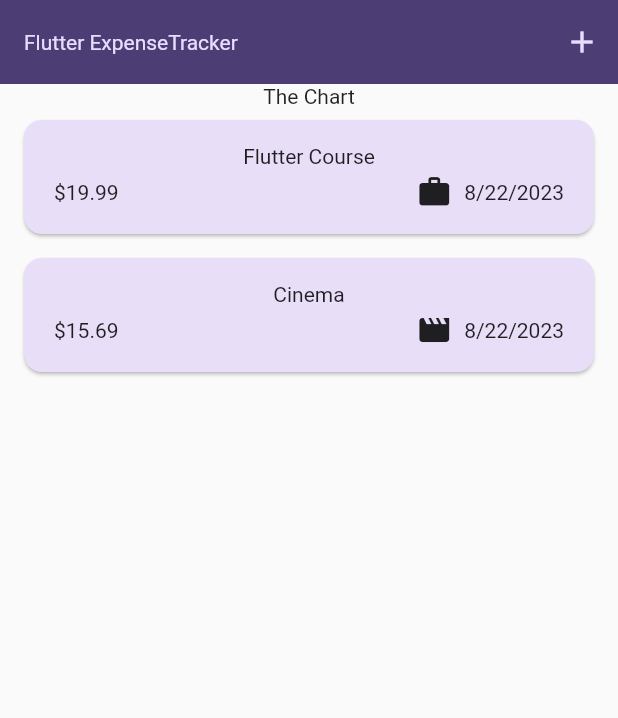
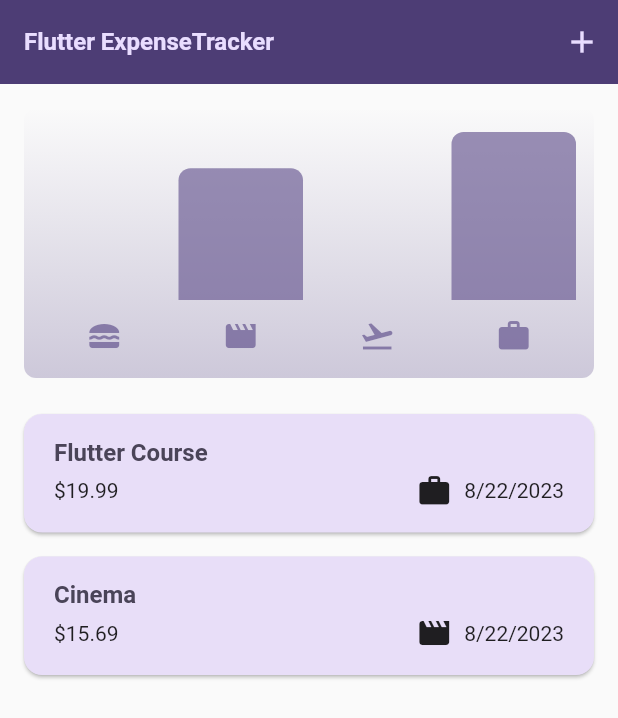
Before and after one commit to kedarsubedi/expense_tracker_flutter, a Flutter app: the screen it shows after launch, on a phone screen of 412 x 824 dp. Shown: the top 718 px of the screen. Run offline on Flutter 3.47's test engine with Material 2 defaults, Android fonts, the phone set to English and light mode, and no system bars.

Commit message:
Enhancement: dark mode and chart added

```diff
--- a/lib/main.dart
+++ b/lib/main.dart
@@ -5,10 +5,32 @@ var kColorScheme = ColorScheme.fromSeed(
   seedColor: const Color.fromARGB(255, 96, 59, 181),
 );
 
+var kDarkColorScheme = ColorScheme.fromSeed(
+  brightness: Brightness.dark,
+  seedColor: const Color.fromARGB(255, 5, 99, 125),
+);
+
 void main() {
   runApp(
     MaterialApp(
       debugShowCheckedModeBanner: false,
+      darkTheme: ThemeData.dark().copyWith(
+        useMaterial3: true,
+        colorScheme: kDarkColorScheme,
+        cardTheme: const CardTheme().copyWith(
+          color: kDarkColorScheme.secondaryContainer,
+          margin: const EdgeInsets.symmetric(
+            horizontal: 16,
+            vertical: 8,
+          ),
+        ),
+        elevatedButtonTheme: ElevatedButtonThemeData(
+          style: ElevatedButton.styleFrom(
+            backgroundColor: kDarkColorScheme.primaryContainer,
+            foregroundColor: kDarkColorScheme.onPrimaryContainer,
+          ),
+        ),
+      ),
       theme: ThemeData().copyWith(
         useMaterial3: true,
         colorScheme: kColorScheme,
@@ -27,12 +49,13 @@ void main() {
         ),
         textTheme: ThemeData().textTheme.copyWith(
               titleLarge: TextStyle(
-                fontWeight: FontWeight.normal,
+                fontWeight: FontWeight.bold,
                 color: kColorScheme.onSecondaryContainer,
-                fontSize: 14,
+                fontSize: 16,
               ),
             ),
       ),
+      themeMode: ThemeMode.system, //default dark theme
       home: const Expenses(),
     ),
   );
--- a/lib/models/expense.dart
+++ b/lib/models/expense.dart
@@ -9,10 +9,10 @@ const uuid = Uuid();
 enum Category { food, travel, leisure, work } //treats kinda like string
 
 const categoryIcons = {
-  Category.food : Icons.lunch_dining,
-  Category.travel : Icons.flight_takeoff,
-  Category.leisure : Icons.movie,
-  Category.work : Icons.work,
+  Category.food: Icons.lunch_dining,
+  Category.travel: Icons.flight_takeoff,
+  Category.leisure: Icons.movie,
+  Category.work: Icons.work,
 };
 
 class Expense {
@@ -30,7 +30,31 @@ class Expense {
   final Category category;
 
   //getter properties are dynamically derived, base on other class properties
-  String get formattedDate{
+  String get formattedDate {
     return formatter.format(date);
   }
 }
+
+class ExpenseBucket {
+  const ExpenseBucket({
+    required this.category,
+    required this.expenses,
+  });
+
+  //alternative constructor function filtering out the expeses belonging to specific category
+  ExpenseBucket.forCategory(List<Expense> allExpense, this.category)
+      : expenses = allExpense
+            .where((expense) => expense.category == category)
+            .toList();
+
+  final Category category;
+  final List<Expense> expenses;
+
+  double get totalExpenses {
+    double sum = 0;
+    for (final expense in expenses) {
+      sum = sum + expense.amount;
+    }
+    return sum;
+  }
+}
--- /dev/null
+++ b/lib/widgets/chart/chart.dart
@@ -0,0 +1,95 @@
+import 'package:flutter/material.dart';
+
+import 'package:expense_tracker/widgets/chart/chart_bar.dart';
+import 'package:expense_tracker/models/expense.dart';
+
+class Chart extends StatelessWidget {
+  const Chart({super.key, required this.expenses});
+
+  final List<Expense> expenses;
+
+  List<ExpenseBucket> get buckets {
+    return [
+      ExpenseBucket.forCategory(expenses, Category.food),
+      ExpenseBucket.forCategory(expenses, Category.leisure),
+      ExpenseBucket.forCategory(expenses, Category.travel),
+      ExpenseBucket.forCategory(expenses, Category.work),
+    ];
+  }
+
+  double get maxTotalExpense {
+    double maxTotalExpense = 0;
+
+    for (final bucket in buckets) {
+      if (bucket.totalExpenses > maxTotalExpense) {
+        maxTotalExpense = bucket.totalExpenses;
+      }
+    }
+
+    return maxTotalExpense;
+  }
+
+  @override
+  Widget build(BuildContext context) {
+    final isDarkMode =
+        MediaQuery.of(context).platformBrightness == Brightness.dark;
+    return Container(
+      margin: const EdgeInsets.all(16),
+      padding: const EdgeInsets.symmetric(
+        vertical: 16,
+        horizontal: 8,
+      ),
+      width: double.infinity,
+      height: 180,
+      decoration: BoxDecoration(
+        borderRadius: BorderRadius.circular(8),
+        gradient: LinearGradient(
+          colors: [
+            Theme.of(context).colorScheme.primary.withOpacity(0.3),
+            Theme.of(context).colorScheme.primary.withOpacity(0.0)
+          ],
+          begin: Alignment.bottomCenter,
+          end: Alignment.topCenter,
+        ),
+      ),
+      child: Column(
+        children: [
+          Expanded(
+            child: Row(
+              crossAxisAlignment: CrossAxisAlignment.end,
+              children: [
+                for (final bucket in buckets) // alternative to map()
+                  ChartBar(
+                    fill: bucket.totalExpenses == 0
+                        ? 0
+                        : bucket.totalExpenses / maxTotalExpense,
+                  )
+              ],
+            ),
+          ),
+          const SizedBox(height: 12),
+          Row(
+            children: buckets
+                .map(
+                  (bucket) => Expanded(
+                child: Padding(
+                  padding: const EdgeInsets.symmetric(horizontal: 4),
+                  child: Icon(
+                    categoryIcons[bucket.category],
+                    color: isDarkMode
+                        ? Theme.of(context).colorScheme.secondary
+                        : Theme.of(context)
+                        .colorScheme
+                        .primary
+                        .withOpacity(0.7),
+                  ),
+                ),
+              ),
+            )
+                .toList(),
+          )
+        ],
+      ),
+    );
+  }
+}
--- /dev/null
+++ b/lib/widgets/chart/chart_bar.dart
@@ -0,0 +1,34 @@
+import 'package:flutter/material.dart';
+
+class ChartBar extends StatelessWidget {
+  const ChartBar({
+    super.key,
+    required this.fill,
+  });
+
+  final double fill;
+
+  @override
+  Widget build(BuildContext context) {
+    final isDarkMode =
+        MediaQuery.of(context).platformBrightness == Brightness.dark;
+    return Expanded(
+      child: Padding(
+        padding: const EdgeInsets.symmetric(horizontal: 4),
+        child: FractionallySizedBox(
+          heightFactor: fill,
+          child: DecoratedBox(
+            decoration: BoxDecoration(
+              shape: BoxShape.rectangle,
+              borderRadius:
+              const BorderRadius.vertical(top: Radius.circular(8)),
+              color: isDarkMode
+                  ? Theme.of(context).colorScheme.secondary
+                  : Theme.of(context).colorScheme.primary.withOpacity(0.65),
+            ),
+          ),
+        ),
+      ),
+    );
+  }
+}
--- a/lib/widgets/expenses.dart
+++ b/lib/widgets/expenses.dart
@@ -1,3 +1,4 @@
+import 'package:expense_tracker/widgets/chart/chart.dart';
 import 'package:expense_tracker/widgets/expenses_list/expenses_list.dart';
 import 'package:expense_tracker/widgets/new_expense.dart';
 import 'package:flutter/material.dart';
@@ -89,7 +90,7 @@ class _ExpensesState extends State<Expenses> {
       body: Column(
         children: [
           //toolbar with the add button => Row()
-          const Text('The Chart'),
+          Chart(expenses: _registeredExpenses),
           Expanded(
             child: mainContent,
           ),
--- a/lib/widgets/expenses_list/expense_item.dart
+++ b/lib/widgets/expenses_list/expense_item.dart
@@ -14,8 +14,9 @@ class ExpenseItem extends StatelessWidget {
       child: Padding(
         padding: const EdgeInsets.symmetric(vertical: 16, horizontal: 20),
         child: Column(
+          crossAxisAlignment: CrossAxisAlignment.start,
           children: [
-            Text(expense.title),
+            Text(expense.title, style: Theme.of(context).textTheme.titleLarge,),
             const SizedBox(height: 4,),
             Row(
               children: [
--- a/lib/widgets/expenses_list/expenses_list.dart
+++ b/lib/widgets/expenses_list/expenses_list.dart
@@ -18,6 +18,10 @@ class ExpensesList extends StatelessWidget {
       itemCount: expenses.length,
       itemBuilder: (ctx, index) => Dismissible(
         key: ValueKey(expenses[index]),
+        background: Container(
+          color: Theme.of(context).colorScheme.error.withOpacity(0.75),
+          margin: EdgeInsets.symmetric(horizontal: Theme.of(context).cardTheme.margin!.horizontal),
+        ),
         onDismissed: (direction) {
           onRemoveExpense(
             expenses[index],
```
